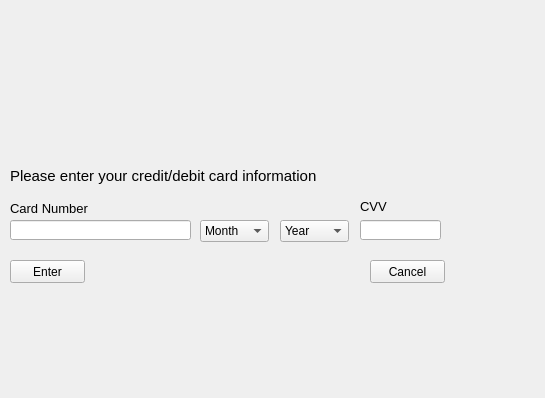
This is Group_Project_1/checkoutwindow.ui in Cyrus-Riahi/CS1D-P1 as Qt 5 draws it before an edit. The edited form follows.
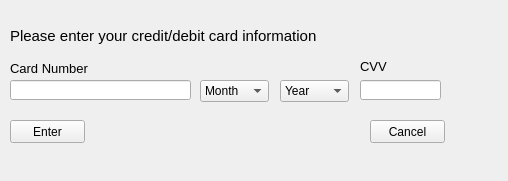
This is the edited form.

Commit message: fixed the size of the checkout window

The edit to the form file:
```diff
--- a/Group_Project_1/checkoutwindow.ui
+++ b/Group_Project_1/checkoutwindow.ui
@@ -6,8 +6,8 @@
    <rect>
     <x>0</x>
     <y>0</y>
-    <width>545</width>
-    <height>398</height>
+    <width>508</width>
+    <height>181</height>
    </rect>
   </property>
   <property name="windowTitle">
@@ -17,7 +17,7 @@
    <property name="geometry">
     <rect>
      <x>10</x>
-     <y>160</y>
+     <y>20</y>
      <width>521</width>
      <height>31</height>
     </rect>
@@ -35,7 +35,7 @@
    <property name="geometry">
     <rect>
      <x>10</x>
-     <y>220</y>
+     <y>80</y>
      <width>181</width>
      <height>20</height>
     </rect>
@@ -45,7 +45,7 @@
    <property name="geometry">
     <rect>
      <x>10</x>
-     <y>200</y>
+     <y>60</y>
      <width>101</width>
      <height>16</height>
     </rect>
@@ -63,7 +63,7 @@
    <property name="geometry">
     <rect>
      <x>200</x>
-     <y>220</y>
+     <y>80</y>
      <width>69</width>
      <height>22</height>
     </rect>
@@ -138,7 +138,7 @@
    <property name="geometry">
     <rect>
      <x>280</x>
-     <y>220</y>
+     <y>80</y>
      <width>69</width>
      <height>22</height>
     </rect>
@@ -198,7 +198,7 @@
    <property name="geometry">
     <rect>
      <x>360</x>
-     <y>220</y>
+     <y>80</y>
      <width>81</width>
      <height>20</height>
     </rect>
@@ -208,7 +208,7 @@
    <property name="geometry">
     <rect>
      <x>360</x>
-     <y>200</y>
+     <y>60</y>
      <width>47</width>
      <height>13</height>
     </rect>
@@ -226,7 +226,7 @@
    <property name="geometry">
     <rect>
      <x>10</x>
-     <y>260</y>
+     <y>120</y>
      <width>75</width>
      <height>23</height>
     </rect>
@@ -239,7 +239,7 @@
    <property name="geometry">
     <rect>
      <x>370</x>
-     <y>260</y>
+     <y>120</y>
      <width>75</width>
      <height>23</height>
     </rect>
```
The commit also changes 4 other files.
